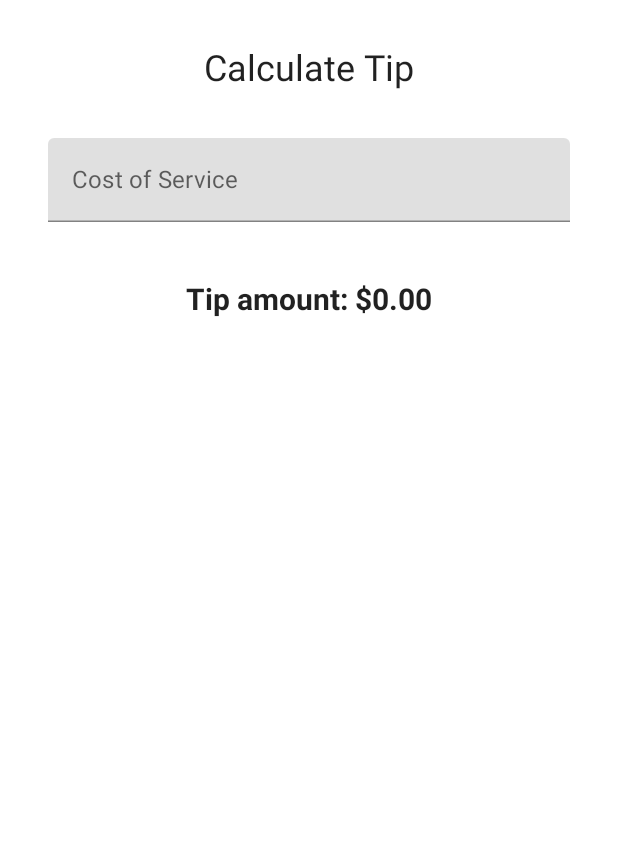
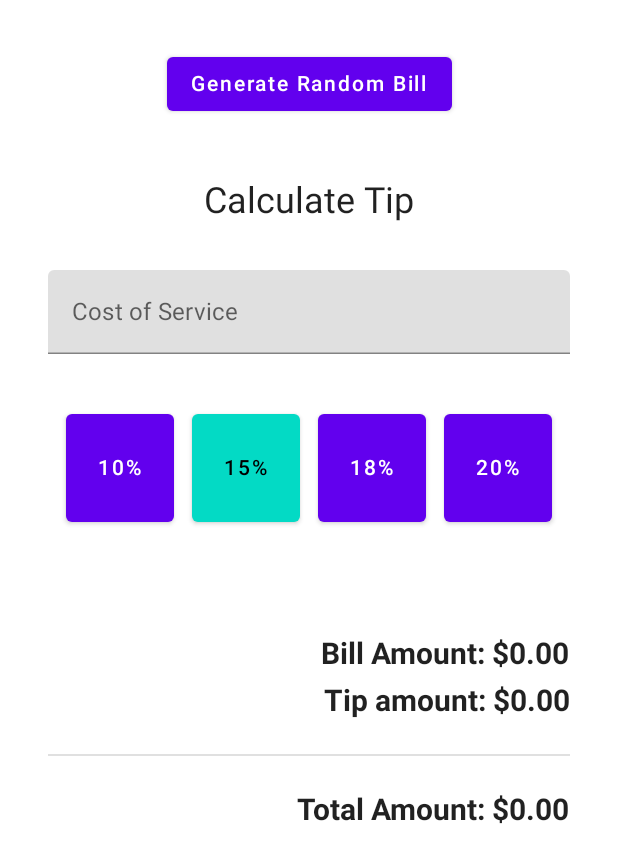
Before and after one commit to kaidawe/Tipper, an Android app built with Jetpack Compose: the screen it shows after launch (MainActivity), on a phone screen of 412 x 824 dp. Shown: the top 863 px of the screen. Run offline under Robolectric (Android 15) with nearby library versions, the phone set to English and light mode, and no system bars.

```diff
--- a/app/src/main/java/com/example/tipper/MainActivity.kt
+++ b/app/src/main/java/com/example/tipper/MainActivity.kt
@@ -5,10 +5,7 @@ import androidx.activity.ComponentActivity
 import androidx.activity.compose.setContent
 import androidx.compose.foundation.layout.*
 import androidx.compose.foundation.text.KeyboardOptions
-import androidx.compose.material.MaterialTheme
-import androidx.compose.material.Surface
-import androidx.compose.material.Text
-import androidx.compose.material.TextField
+import androidx.compose.material.*
 import androidx.compose.runtime.Composable
 import androidx.compose.runtime.mutableStateOf
 import androidx.compose.runtime.remember
@@ -45,13 +42,24 @@ class MainActivity : ComponentActivity() {
 @Composable
 fun TipCalculatorScreen() {
     var serviceCostAmountInput by remember { mutableStateOf("") }
+    var tipPercent by remember { mutableStateOf(15.0) }
+
     val amount = serviceCostAmountInput.toDoubleOrNull() ?: 0.0
-    val tip = calculateTip(amount)
+    val tip = calculateTip(amount, tipPercent)
+    val totalAmount = remember(amount, tip) { amount + tip }
 
     Column(
         modifier = Modifier.padding(32.dp),
         verticalArrangement = Arrangement.spacedBy(8.dp)
     ) {
+        Button(
+            onClick = { serviceCostAmountInput = generateRandomBill() },
+            modifier = Modifier.align(Alignment.CenterHorizontally)
+        )
+        {
+            Text(text = stringResource(R.string.random_bill))
+        }
+        Spacer(Modifier.height(24.dp))
         Text(
             text = stringResource(R.string.tip_calculator_heading),
             fontSize = 24.sp,
@@ -63,21 +71,87 @@ fun TipCalculatorScreen() {
             onValueChange = { serviceCostAmountInput = it }
         )
         Spacer(Modifier.height(24.dp))
+        Row(
+            modifier = Modifier.fillMaxWidth(),
+            horizontalArrangement = Arrangement.SpaceEvenly
+        ) {
+            TipPercentButton(
+                text = "10%",
+                isSelected = tipPercent == 10.0,
+                onClick = { tipPercent = 10.0 }
+            )
+            TipPercentButton(
+                text = "15%",
+                isSelected = tipPercent == 15.0,
+                onClick = { tipPercent = 15.0 }
+            )
+            TipPercentButton(
+                text = "18%",
+                isSelected = tipPercent == 18.0,
+                onClick = { tipPercent = 18.0 }
+            )
+            TipPercentButton(
+                text = "20%",
+                isSelected = tipPercent == 20.0,
+                onClick = { tipPercent = 20.0 }
+            )
+
+        }
+        Spacer(Modifier.height(60.dp))
         Text(
-            text = stringResource(R.string.tip_amount, tip),
-            modifier = Modifier.align(Alignment.CenterHorizontally),
+            text = stringResource(R.string.bill_amount, NumberFormat.getCurrencyInstance().format(amount)),
+            modifier = Modifier.align(Alignment.End),
             fontSize = 20.sp,
             fontWeight = FontWeight.Bold
         )
+        Text(
+            text = stringResource(R.string.tip_amount, NumberFormat.getCurrencyInstance().format(tip)),
+            modifier = Modifier.align(Alignment.End),
+            fontSize = 20.sp,
+            fontWeight = FontWeight.Bold
+        )
+        Divider(
+            modifier = Modifier
+                .fillMaxWidth()
+                .padding(vertical = 16.dp)
+        )
+        Text (
+            text = stringResource(R.string.total_amount, NumberFormat.getCurrencyInstance().format(totalAmount)),
+            fontSize = 20.sp,
+            fontWeight = FontWeight.Bold,
+            modifier = Modifier.align(Alignment.End)
+        )
+        Spacer(Modifier.height(24.dp))
     }
+}
+
+
+@Composable
+fun TipPercentButton(text: String, isSelected: Boolean, onClick: () -> Unit) {
+    Button(
+        onClick = onClick,
+        modifier = Modifier.size(72.dp),
+        colors = ButtonDefaults.buttonColors(
+            backgroundColor = if (isSelected) MaterialTheme.colors.secondary else MaterialTheme.colors.primary
+        )
+    ) {
+        Text(
+            text = text,
+            color = if (isSelected) MaterialTheme.colors.onSecondary else MaterialTheme.colors.onPrimary
+        )
+    }
+}
+
+//Create button to generate a random bill
+private fun generateRandomBill(): String {
+    return (0..1000).random().toString()
 }
 
 private fun calculateTip(
     amount: Double,
     tipPercent: Double = 15.0
-): String {
-    val tip = tipPercent / 100 * amount
-    return NumberFormat.getCurrencyInstance().format(tip)
+): Double {
+    return tipPercent / 100 * amount
 }
 
 @Composable
--- a/app/src/main/res/values/strings.xml
+++ b/app/src/main/res/values/strings.xml
@@ -2,6 +2,8 @@
     <string name="app_name">Tipper</string>
     <string name="tip_calculator_heading">Calculate Tip</string>
     <string name="service_cost">Cost of Service</string>
-    <string name="bill_percentage">Bill Amount</string>
+    <string name="bill_amount">Bill Amount:  %s</string>
     <string name="tip_amount">Tip amount: %s</string>
+    <string name="random_bill">Generate Random Bill</string>
+    <string name="total_amount">Total Amount:  %s</string>
 </resources>
```
